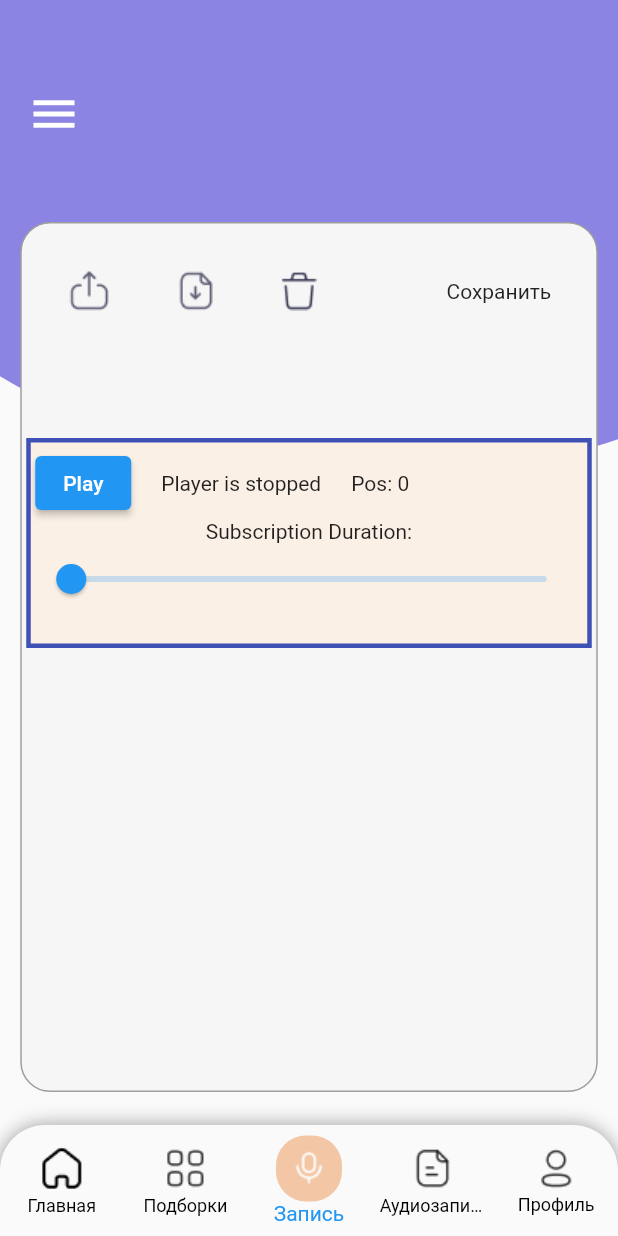
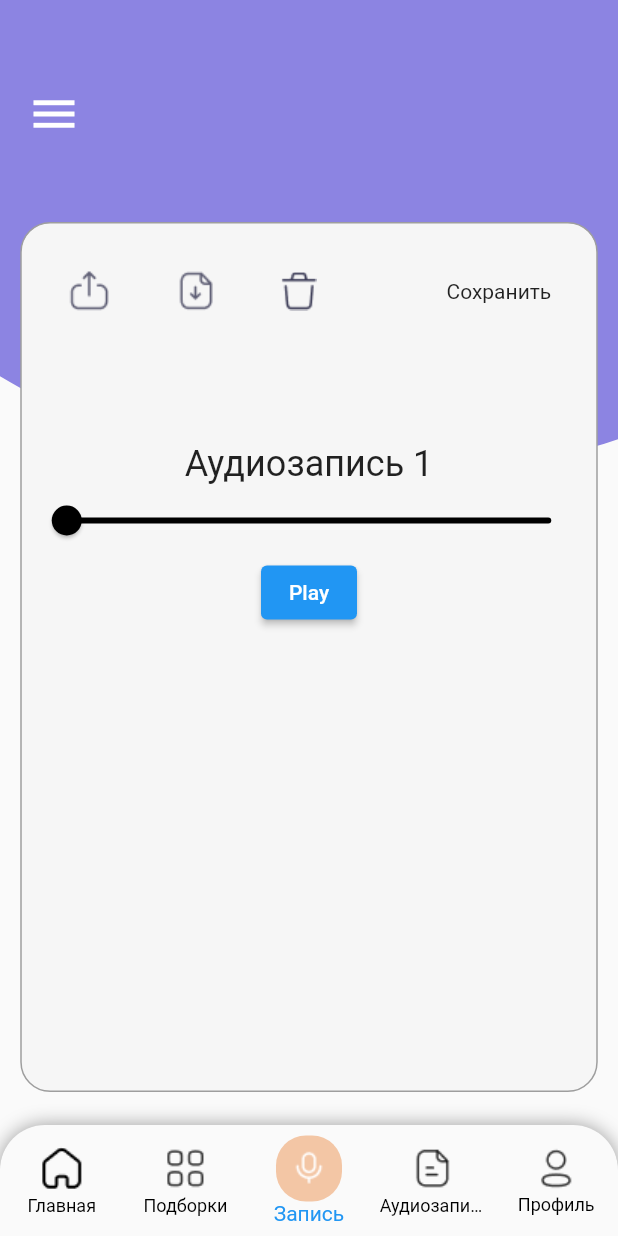
Before and after one commit to RostislavUlinets/audio_story, a Flutter app: the Records screen opened directly, on a phone screen of 412 x 824 dp. Run offline on Flutter 3.47's test engine with Material 2 defaults, Android fonts, the phone set to English and light mode, and no system bars; our stand-ins replace cloud_firestore, file_picker, firebase_auth, firebase_core, firebase_storage, mask_text_input_formatter and 1 more; missing offline and left inert: flutter_sound, flutter_sound_lite; accounts and stored records are empty; statements that could not run were skipped.

Commit message:
Revert "Record"
This reverts commit cf14c0c999a655ebfa7da8e938200b50f4d8544a.

```diff
--- a/audio_story/lib/screens/record/record.dart
+++ b/audio_story/lib/screens/record/record.dart
@@ -1,5 +1,5 @@
 import 'package:audio_story/Colors/colors.dart';
-import 'package:audio_story/models/audio_records.dart';
+import 'package:audio_story/service/audio_records.dart';
 import 'package:audio_story/widgets/bottomnavbar.dart';
 import 'package:audio_story/widgets/custom_paint.dart';
 import 'package:audio_story/widgets/side_menu.dart';
--- a/audio_story/lib/screens/record/widget/test.dart
+++ b/audio_story/lib/screens/record/widget/test.dart
@@ -20,6 +20,8 @@ typedef Fn = void Function();
 
 /// Example app.
 class PlayerOnProgress extends StatefulWidget {
+  const PlayerOnProgress({Key? key}) : super(key: key);
+
   @override
   _PlayerOnProgressState createState() => _PlayerOnProgressState();
 }
@@ -91,9 +93,7 @@ class _PlayerOnProgressState extends State<PlayerOnProgress> {
     await player.stopPlayer();
   }
 
-  Future<void> setSubscriptionDuration(
-      double d) async // v is between 0.0 and 2000 (milliseconds)
-  {
+  Future<void> setSubscriptionDuration(double d) async {
     _mSubscriptionDuration = d;
     setState(() {});
     await _mPlayer.setSubscriptionDuration(
@@ -121,40 +121,30 @@ class _PlayerOnProgressState extends State<PlayerOnProgress> {
     return Container(
       margin: const EdgeInsets.all(3),
       padding: const EdgeInsets.all(3),
-        height: 140,
       width: double.infinity,
       alignment: Alignment.center,
-        decoration: BoxDecoration(
-          color: Color(0xFFFAF0E6),
-          border: Border.all(
-            color: Colors.indigo,
-            width: 3,
+      child: Column(children: [
+        Text(
+          'Аудиозапись 1',
+          style: TextStyle(fontSize: 24, fontWeight: FontWeight.normal),
         ),
+        SliderTheme(
+          data: SliderThemeData(
+            thumbColor: Colors.black,
+            inactiveTrackColor: Colors.black,
+            activeTrackColor: Colors.black,
           ),
-        child: Column(children: [
-          Row(children: [
-            ElevatedButton(
-              onPressed: getPlaybackFn(_mPlayer),
-              child: Text(_mPlayer.isPlaying ? 'Stop' : 'Play'),
-            ),
-            SizedBox(
-              width: 20,
-            ),
-            Text(_mPlayer.isPlaying
-                ? 'Playback in progress'
-                : 'Player is stopped'),
-            SizedBox(
-              width: 20,
-            ),
-            Text('Pos: $pos'),
-          ]),
-          Text('Subscription Duration:'),
-          Slider(
+          child: Slider(
             value: _mSubscriptionDuration,
             min: 0.0,
             max: 2000.0,
             onChanged: setSubscriptionDuration,
             //divisions: 100
+          ),
+        ),
+        ElevatedButton(
+          onPressed: getPlaybackFn(_mPlayer),
+          child: Text(_mPlayer.isPlaying ? 'Stop' : 'Play'),
         ),
       ]),
       //),
--- a/audio_story/lib/screens/record/widget/timer.dart
+++ b/audio_story/lib/screens/record/widget/timer.dart
@@ -1,6 +1,6 @@
 import 'dart:async';
 
-import 'package:audio_story/models/audio_records.dart';
+import 'package:audio_story/service/audio_records.dart';
 import 'package:flutter/material.dart';
 
 class AudioTimer extends StatefulWidget {
```
Also changed, not shown: audio_story/pubspec.yaml (+5 -5 lines), audio_story/lib/service/audio_records.dart (renamed from audio_story/lib/models/audio_records.dart), audio_story/pubspec.lock. Lines whose indentation alone changed are shown as unchanged.
